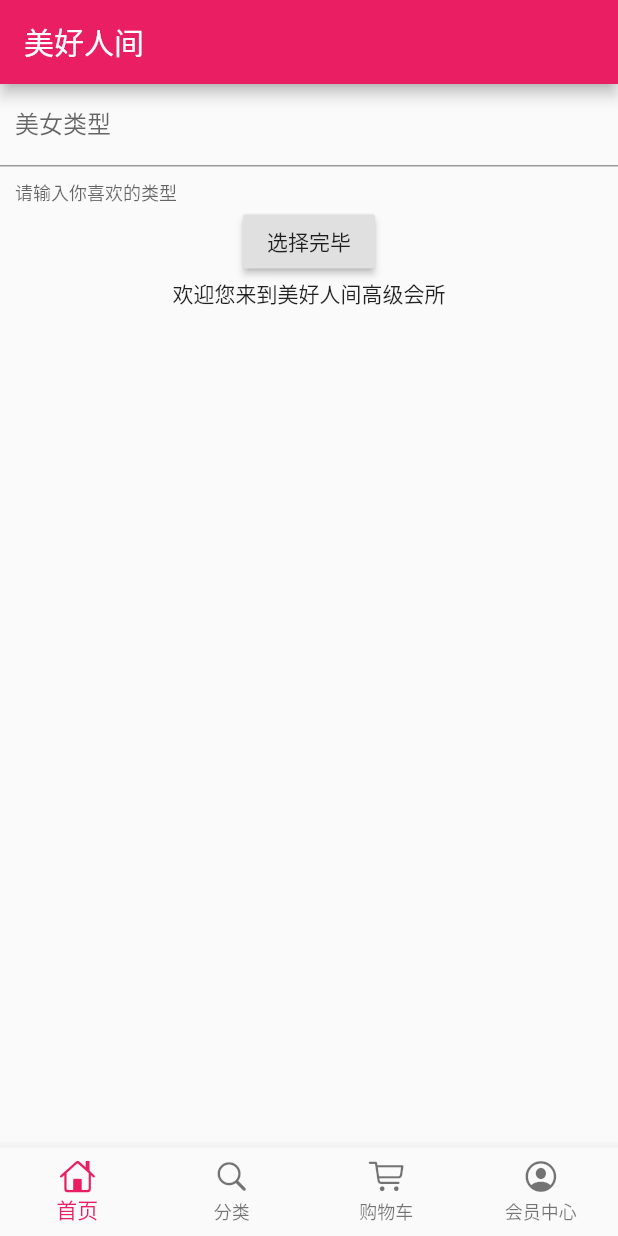
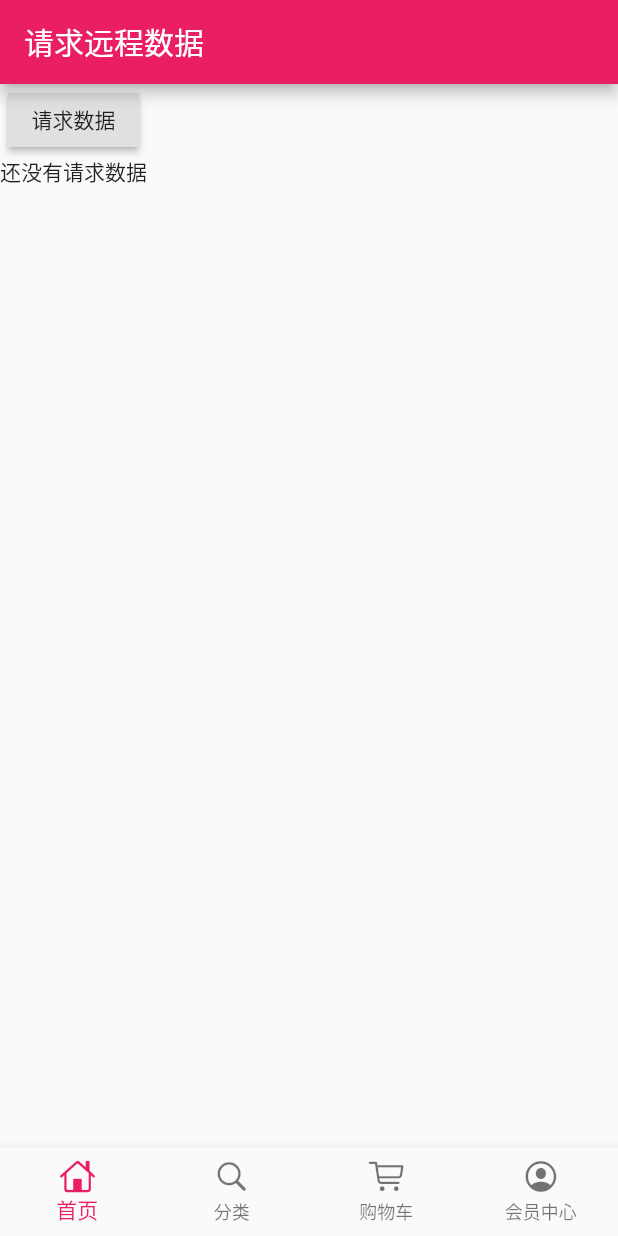
Before and after one commit to zhengeili/flutter_shop, a Flutter app: the screen it shows after launch, on a phone screen of 412 x 824 dp. Run offline on Flutter 3.47's test engine with Material 2 defaults, Android fonts, the phone set to English and light mode, and no system bars; our stand-ins replace dio.

Commit message:
code07请求头的设置

```diff
--- /dev/null
+++ b/lib/config/httpHeaders.dart
@@ -0,0 +1,12 @@
+const httpHeaders={
+  'Accept': 'application/json, text/plain',
+'Accept-Encoding': 'gzip, deflate',
+'Accept-Language': 'zh-CN,zh;q=0.9',
+'Connection': 'keep-alive',
+'Content-Type': 'application/json',
+'Cookie': '_ga=GA1.2.381584897.1534769652; Hm_lvt_022f847c4e3acd44d4a2481d9187f1e6=1552920445,1553872955,1553873168,1554093939; _gid=GA1.2.335717019.1554093939; SERVERID=3431a294a18c59fc8f5805662e2bd51e|1554094392|1554093939; Hm_lpvt_022f847c4e3acd44d4a2481d9187f1e6=1554094392; _gat=1',
+'Host': 'time.geekbang.org',
+'Origin': 'https://time.geekbang.org',
+'Referer': 'https://time.geekbang.org/',
+'User-Agent': 'Mozilla/5.0 (Windows NT 10.0; Win64; x64) AppleWebKit/537.36 (KHTML, like Gecko) Chrome/72.0.3626.119 Safari/537.36'
+};
--- a/lib/pages/home_page.dart
+++ b/lib/pages/home_page.dart
@@ -1,5 +1,6 @@
 import 'package:flutter/material.dart';
 import 'package:dio/dio.dart';
+import '../config/httpHeaders.dart';
 
 class HomePage extends StatefulWidget {
   @override
@@ -7,66 +8,42 @@ class HomePage extends StatefulWidget {
 }
 
 class _HomePageState extends State<HomePage> {
-  TextEditingController typeController=TextEditingController();
-  String showText='欢迎您来到美好人间高级会所';
+  String showText='还没有请求数据';
   @override
   Widget build(BuildContext context) {
     return Scaffold(
-      appBar: AppBar(title:Text('美好人间')),
+      appBar: AppBar(title:Text('请求远程数据')),
       body: SingleChildScrollView(
-        child:Container(
         child: Column(
           children: <Widget>[
-            TextField(
-              controller: typeController,
-              decoration: InputDecoration(
-                contentPadding: EdgeInsets.all(10.0),
-                labelText: '美女类型',//在文本框的上面显示
-                helperText: '请输入你喜欢的类型',//在文本框下面显示的
+            RaisedButton(
+              onPressed: _jike,
+              child: Text('请求数据'),
             ),
-              autofocus: false,//默认不打开手机的输入键盘，自动对焦
+            Text(showText)
+          ],
         ),
-            RaisedButton(
-              onPressed: _choiceAction,
-              child: Text('选择完毕'),
       ),
-            Text(
-              showText,
-              overflow: TextOverflow.ellipsis,//超出长度显示省略号
-              maxLines: 1,//最多显示一行文本
-            )
-          ],
-        )
-      ),
-      )
     );
   }
-  void _choiceAction(){
-    print('开始选择你喜欢的类型.......');
-    if(typeController.text.toString()==''){
-      showDialog(
-        context: context,
-        builder: (context) => AlertDialog(title: Text('美女类型不能为空'),)
-      );
-    }else{
-      getHttp(typeController.text.toString()).then((val){
+  void _jike(){
+    print('开始向极客时间请求数据......');
+    getHttp().then((val){
       setState(() {
-          showText=val['data']['name'].toString();
+        showText=val['data'].toString();
       });
     });
   }
-  }
-  Future getHttp(String typeText) async {
+  Future getHttp() async{
     try {
       Response response;
-      var data={'name':typeText};
-      response=await Dio().post('https://www.easy-mock.com/mock/5c60131a4bed3a6342711498/baixing/post_dabaojian',
-      queryParameters: data
-      );
+      Dio dio=new Dio();
+      dio.options.headers=httpHeaders;//设置请求头
+      response=await dio.get('https://time.geekbang.org/serv/v1/column/newAll');
+      print(response);
       return response.data;
     } catch (e) {
-      print('异常信息：'+e);
-    }
-
+      return print(e);
     }
   }
+}
```
Lines whose indentation alone changed are shown as unchanged.
